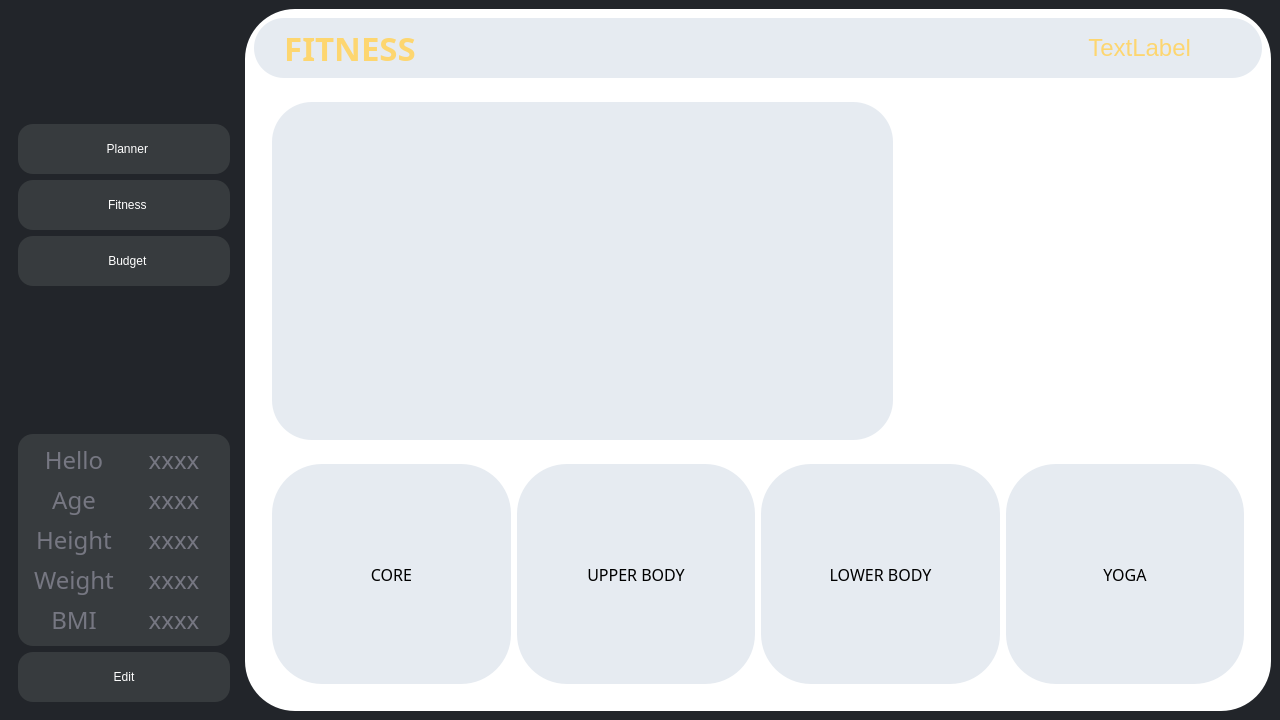
First picture: the form in K/fitness.ui, repository burr1to/kaizen, before the edit.
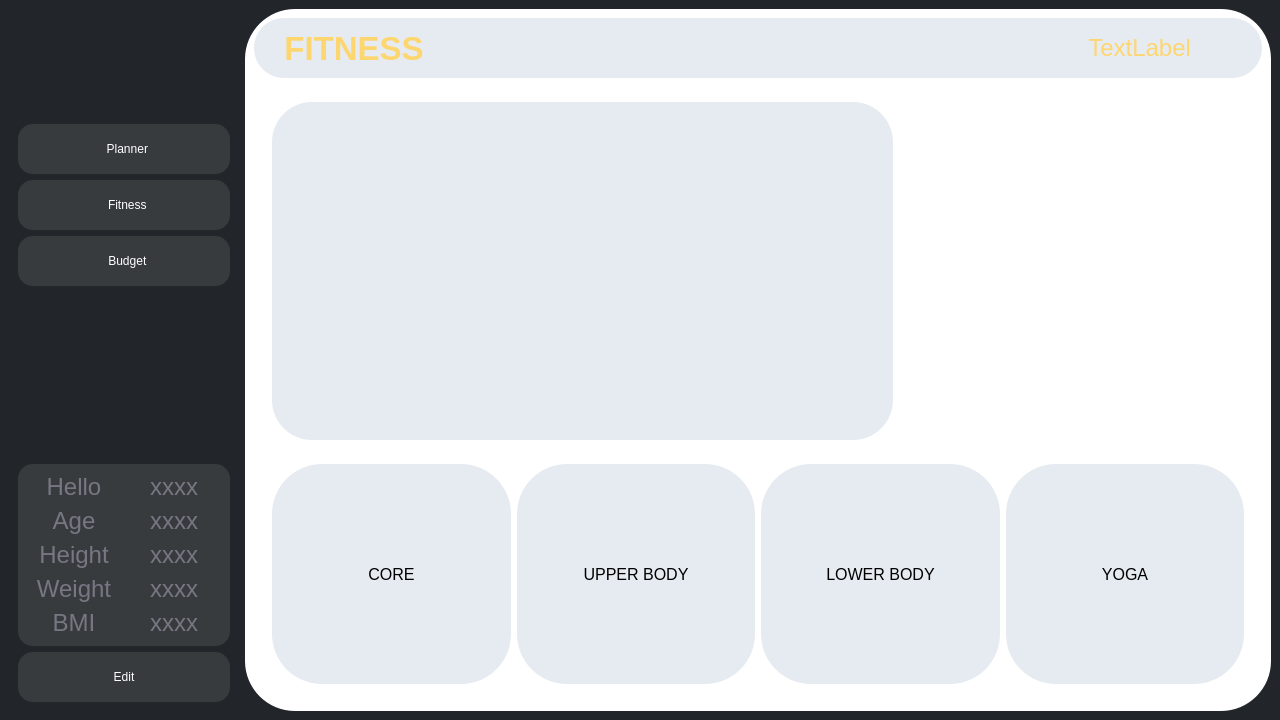
Second picture: the form after the edit. Icons and pictures are not drawn.

```diff
--- a/K/fitness.ui
+++ b/K/fitness.ui
@@ -223,7 +223,6 @@
                <widget class="QLabel" name="label_6">
                 <property name="font">
                  <font>
-                  <family>Foco</family>
                   <pointsize>-1</pointsize>
                   <italic>false</italic>
                   <bold>false</bold>
@@ -244,7 +243,6 @@
                <widget class="QLabel" name="helloname">
                 <property name="font">
                  <font>
-                  <family>Foco</family>
                   <pointsize>-1</pointsize>
                   <italic>false</italic>
                   <bold>false</bold>
@@ -269,7 +267,6 @@
                <widget class="QLabel" name="label_2">
                 <property name="font">
                  <font>
-                  <family>Foco</family>
                   <pointsize>-1</pointsize>
                   <italic>false</italic>
                   <bold>false</bold>
@@ -290,7 +287,6 @@
                <widget class="QLabel" name="age">
                 <property name="font">
                  <font>
-                  <family>Foco</family>
                   <pointsize>-1</pointsize>
                   <italic>false</italic>
                   <bold>false</bold>
@@ -315,7 +311,6 @@
                <widget class="QLabel" name="label_4">
                 <property name="font">
                  <font>
-                  <family>Foco</family>
                   <pointsize>-1</pointsize>
                   <italic>false</italic>
                   <bold>false</bold>
@@ -336,7 +331,6 @@
                <widget class="QLabel" name="height">
                 <property name="font">
                  <font>
-                  <family>Foco</family>
                   <pointsize>-1</pointsize>
                   <italic>false</italic>
                   <bold>false</bold>
@@ -361,7 +355,6 @@
                <widget class="QLabel" name="label_7">
                 <property name="font">
                  <font>
-                  <family>Foco</family>
                   <pointsize>-1</pointsize>
                   <italic>false</italic>
                   <bold>false</bold>
@@ -382,7 +375,6 @@
                <widget class="QLabel" name="weight">
                 <property name="font">
                  <font>
-                  <family>Foco</family>
                   <pointsize>-1</pointsize>
                   <italic>false</italic>
                   <bold>false</bold>
@@ -407,7 +399,6 @@
                <widget class="QLabel" name="label_9">
                 <property name="font">
                  <font>
-                  <family>Foco</family>
                   <pointsize>-1</pointsize>
                   <italic>false</italic>
                   <bold>false</bold>
@@ -428,7 +419,6 @@
                <widget class="QLabel" name="bmi">
                 <property name="font">
                  <font>
-                  <family>Foco</family>
                   <pointsize>-1</pointsize>
                   <italic>false</italic>
                   <bold>false</bold>
@@ -549,7 +539,6 @@
             </property>
             <property name="font">
              <font>
-              <family>FONTSPRING DEMO - Pontiac Black</family>
               <pointsize>25</pointsize>
               <italic>false</italic>
               <bold>true</bold>
@@ -693,7 +682,6 @@
            <widget class="QFrame" name="frame_3">
             <property name="font">
              <font>
-              <family>Foco</family>
               <pointsize>12</pointsize>
               <italic>false</italic>
               <bold>false</bold>
@@ -724,7 +712,6 @@
                </property>
                <property name="font">
                 <font>
-                 <family>Foco</family>
                  <pointsize>12</pointsize>
                  <italic>false</italic>
                  <bold>false</bold>
@@ -748,7 +735,6 @@
                </property>
                <property name="font">
                 <font>
-                 <family>Foco</family>
                  <pointsize>12</pointsize>
                  <italic>false</italic>
                  <bold>false</bold>
@@ -772,7 +758,6 @@
                </property>
                <property name="font">
                 <font>
-                 <family>Foco</family>
                  <pointsize>12</pointsize>
                  <italic>false</italic>
                  <bold>false</bold>
@@ -796,7 +781,6 @@
                </property>
                <property name="font">
                 <font>
-                 <family>Foco</family>
                  <pointsize>12</pointsize>
                  <italic>false</italic>
                  <bold>false</bold>
```
Left out of the diff: 2 changed lines with no effect on the pictures.
